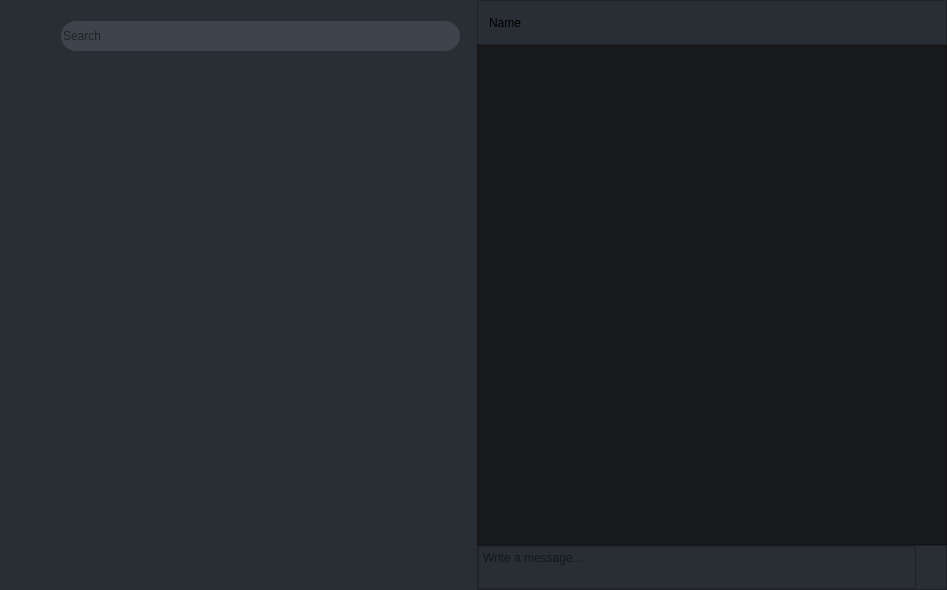
The window that src/gui/chat/chatPage.ui (GwinBest/onlineChat) describes before a commit, drawn with Qt 5.
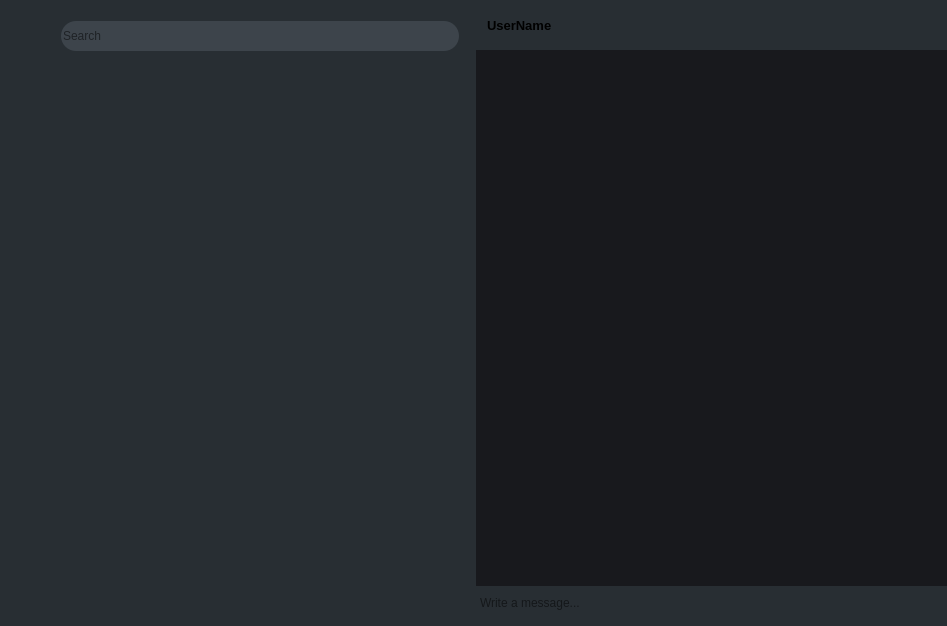
The same window after the commit. The open tabs and pages were chosen to show the change. Icons and pictures are not drawn.

The edit to the form file:
```diff
--- a/src/gui/chat/chatPage.ui
+++ b/src/gui/chat/chatPage.ui
@@ -7,7 +7,7 @@
     <x>0</x>
     <y>0</y>
     <width>947</width>
-    <height>590</height>
+    <height>626</height>
    </rect>
   </property>
   <property name="windowTitle">
@@ -295,19 +295,18 @@
           <property name="minimumSize">
            <size>
             <width>0</width>
-            <height>45</height>
+            <height>50</height>
            </size>
           </property>
           <property name="maximumSize">
            <size>
             <width>16777215</width>
-            <height>45</height>
+            <height>50</height>
            </size>
           </property>
           <property name="styleSheet">
-           <string notr="true">
-                                                background-color: rgb(40, 46, 51);
-                                            </string>
+           <string notr="true">background-color: rgb(40, 46, 51);
+border: none;</string>
           </property>
           <property name="frameShape">
            <enum>QFrame::Shape::StyledPanel</enum>
@@ -316,10 +315,19 @@
            <enum>QFrame::Shadow::Raised</enum>
           </property>
           <layout class="QHBoxLayout" name="horizontalLayout_2">
+           <property name="spacing">
+            <number>0</number>
+           </property>
            <item>
-            <widget class="QLabel" name="receiverName">
+            <widget class="QLabel" name="userName">
+             <property name="font">
+              <font>
+               <pointsize>10</pointsize>
+               <bold>true</bold>
+              </font>
+             </property>
              <property name="text">
-              <string>Name</string>
+              <string>UserName</string>
              </property>
             </widget>
            </item>
@@ -327,15 +335,9 @@
          </widget>
         </item>
         <item>
-         <widget class="QScrollArea" name="chatScrollArea">
-          <property name="minimumSize">
-           <size>
-            <width>270</width>
-            <height>0</height>
-           </size>
-          </property>
+         <widget class="QScrollArea" name="scrollArea">
           <property name="styleSheet">
-           <string notr="true"/>
+           <string notr="true">border: none;</string>
           </property>
           <property name="widgetResizable">
            <bool>true</bool>
@@ -345,8 +347,8 @@
             <rect>
              <x>0</x>
              <y>0</y>
-             <width>485</width>
-             <height>498</height>
+             <width>487</width>
+             <height>536</height>
             </rect>
            </property>
           </widget>
@@ -357,19 +359,18 @@
           <property name="minimumSize">
            <size>
             <width>0</width>
-            <height>45</height>
+            <height>40</height>
            </size>
           </property>
           <property name="maximumSize">
            <size>
             <width>16777215</width>
-            <height>45</height>
+            <height>40</height>
            </size>
           </property>
           <property name="styleSheet">
-           <string notr="true">
-                                                background-color: rgb(40, 46, 51);
-                                            </string>
+           <string notr="true">background-color: rgb(40, 46, 51);
+border: none;</string>
           </property>
           <property name="frameShape">
            <enum>QFrame::Shape::StyledPanel</enum>
@@ -385,46 +386,28 @@
             <number>0</number>
            </property>
            <property name="topMargin">
-            <number>0</number>
+            <number>6</number>
            </property>
            <property name="rightMargin">
-            <number>0</number>
+            <number>2</number>
            </property>
            <property name="bottomMargin">
-            <number>0</number>
+            <number>6</number>
            </property>
-           <item>
+           <item alignment="Qt::AlignmentFlag::AlignVCenter">
             <widget class="QTextEdit" name="messageInput">
+             <property name="font">
+              <font>
+               <pointsize>9</pointsize>
+              </font>
+             </property>
              <property name="placeholderText">
               <string>Write a message...</string>
              </property>
             </widget>
            </item>
-           <item>
-            <widget class="QPushButton" name="sendButton">
-             <property name="minimumSize">
-              <size>
-               <width>30</width>
-               <height>30</height>
-              </size>
-             </property>
-             <property name="maximumSize">
-              <size>
-               <width>30</width>
-               <height>30</height>
-              </size>
-             </property>
-             <property name="styleSheet">
-              <string notr="true">
-                                                            QPushButton {
-                                                            border-radius: 15px;
-                                                            }
-
-                                                            QPushButton:pressed {
-                                                            background-color: #666;
-                                                            }
-                                                        </string>
-             </property>
+           <item alignment="Qt::AlignmentFlag::AlignHCenter|Qt::AlignmentFlag::AlignVCenter">
+            <widget class="QPushButton" name="sendMessageButton">
              <property name="text">
               <string/>
              </property>
@@ -434,8 +417,8 @@
              </property>
              <property name="iconSize">
               <size>
-               <width>20</width>
-               <height>20</height>
+               <width>28</width>
+               <height>28</height>
               </size>
              </property>
             </widget>
```
Left out of the diff: 24 changed lines with no effect on the pictures.
